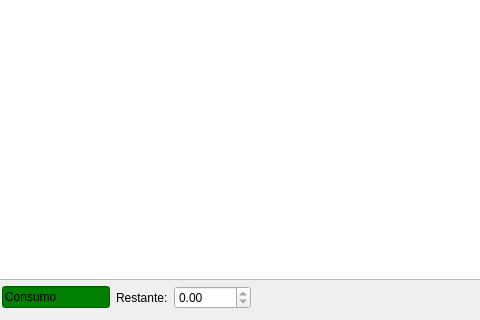
The window that ui/estoque.ui (lellisls/ERP-STACCATO) describes before a commit, drawn with Qt 5; both pictures show x 123 to 603 and y 84 to 404 of the 800 by 404 pixel window.
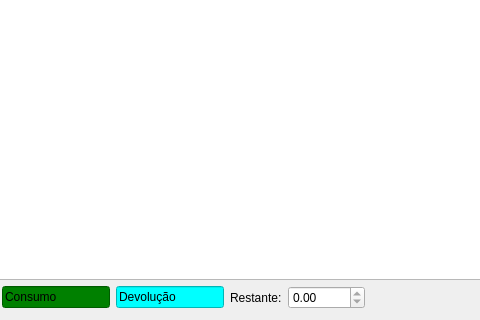
The same window after the commit. Custom widgets are drawn as their Qt base class.

```diff
--- a/ui/estoque.ui
+++ b/ui/estoque.ui
@@ -95,6 +95,34 @@
        </property>
       </widget>
      </item>
+     <item>
+      <widget class="QLineEdit" name="lineEdit_7">
+       <property name="sizePolicy">
+        <sizepolicy hsizetype="Preferred" vsizetype="Fixed">
+         <horstretch>0</horstretch>
+         <verstretch>0</verstretch>
+        </sizepolicy>
+       </property>
+       <property name="maximumSize">
+        <size>
+         <width>120</width>
+         <height>16777215</height>
+        </size>
+       </property>
+       <property name="autoFillBackground">
+        <bool>false</bool>
+       </property>
+       <property name="styleSheet">
+        <string notr="true">background-color: rgb(0, 255, 255);</string>
+       </property>
+       <property name="text">
+        <string>Devolução</string>
+       </property>
+       <property name="readOnly">
+        <bool>true</bool>
+       </property>
+      </widget>
+     </item>
      <item>
       <widget class="QLabel" name="labelRestante">
        <property name="text">
```
